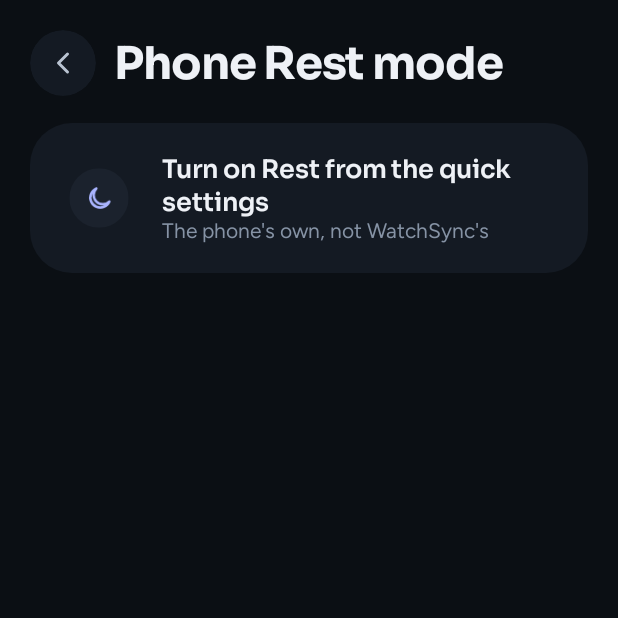
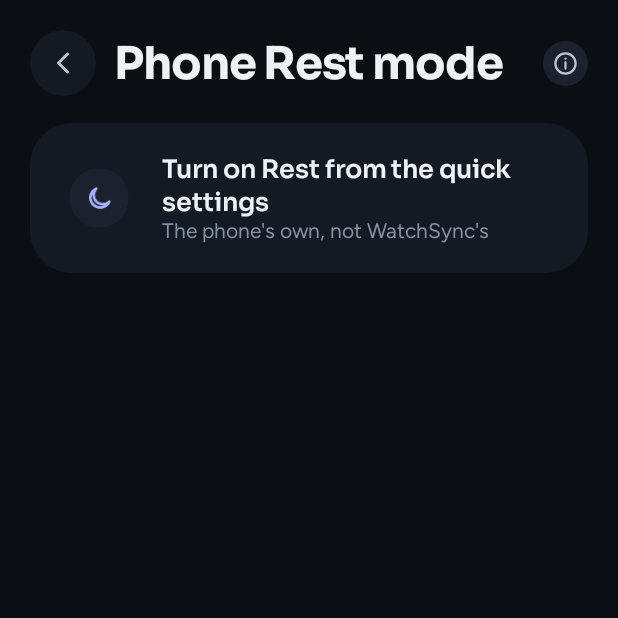
Before and after one commit to SanniniciStyle/WatchSync, an Android app built with Jetpack Compose: the composable LearnRiposoScreen shown on its own in the app's theme, on a phone screen of 412 x 824 dp, the top half of it. Run offline under Robolectric (Android 15) with nearby library versions, the phone set to English and light mode, and no system bars.

Commit message:
In-app help: info toggles on setup steps, modes and alarms; re-learn Riposo from Settings
Co-Authored-By: Claude Opus 5.5 <noreply@anthropic.com>

```diff
--- /dev/null
+++ b/mobile/src/main/kotlin/it/sanninicistyle/watchsync/ui/Info.kt
@@ -0,0 +1,91 @@
+package it.sanninicistyle.watchsync.ui
+
+import androidx.compose.animation.AnimatedVisibility
+import androidx.compose.animation.animateColorAsState
+import androidx.compose.animation.core.Spring
+import androidx.compose.animation.core.spring
+import androidx.compose.animation.core.tween
+import androidx.compose.animation.expandVertically
+import androidx.compose.animation.fadeIn
+import androidx.compose.animation.fadeOut
+import androidx.compose.animation.shrinkVertically
+import androidx.compose.foundation.background
+import androidx.compose.foundation.clickable
+import androidx.compose.foundation.interaction.MutableInteractionSource
+import androidx.compose.foundation.layout.Arrangement
+import androidx.compose.foundation.layout.Box
+import androidx.compose.foundation.layout.Column
+import androidx.compose.foundation.layout.Row
+import androidx.compose.foundation.layout.fillMaxWidth
+import androidx.compose.foundation.layout.padding
+import androidx.compose.foundation.layout.size
+import androidx.compose.foundation.shape.CircleShape
+import androidx.compose.foundation.shape.RoundedCornerShape
+import androidx.compose.material3.Icon
+import androidx.compose.material3.MaterialTheme
+import androidx.compose.material3.Text
+import androidx.compose.material3.ripple
+import androidx.compose.runtime.Composable
+import androidx.compose.runtime.getValue
+import androidx.compose.runtime.remember
+import androidx.compose.ui.Alignment
+import androidx.compose.ui.Modifier
+import androidx.compose.ui.draw.clip
+import androidx.compose.ui.res.stringResource
+import androidx.compose.ui.semantics.Role
+import androidx.compose.ui.semantics.contentDescription
+import androidx.compose.ui.semantics.semantics
+import androidx.compose.ui.semantics.stateDescription
+import androidx.compose.ui.unit.dp
+import it.sanninicistyle.watchsync.R
+import it.sanninicistyle.watchsync.ui.theme.Ws
+
+/** The small "i" that opens the help of a step or a section. */
+@Composable
+fun InfoButton(expanded: Boolean, onToggle: () -> Unit) {
+    val bg by animateColorAsState(if (expanded) Ws.Moon else Ws.SurfaceHigh, spring(stiffness = Spring.StiffnessMediumLow), label = "infoBg")
+    val fg by animateColorAsState(if (expanded) Ws.OnMoon else Ws.TextMuted, spring(stiffness = Spring.StiffnessMediumLow), label = "infoFg")
+    val label = stringResource(R.string.info)
+    val state = stringResource(if (expanded) R.string.info_open else R.string.info_closed)
+    Box(
+        Modifier
+            .size(30.dp)
+            .clip(CircleShape)
+            .background(bg)
+            .clickable(remember { MutableInteractionSource() }, ripple(bounded = false), role = Role.Button, onClick = onToggle)
+            .semantics { contentDescription = label; stateDescription = state },
+        contentAlignment = Alignment.Center,
+    ) {
+        Icon(WsIcons.Info, contentDescription = null, tint = fg, modifier = Modifier.size(18.dp))
+    }
+}
+
+/**
+ * The help itself: a first line, then one tip per line. Lines starting with "• " become bullets.
+ */
+@Composable
+fun InfoPanel(visible: Boolean, text: Int, modifier: Modifier = Modifier) {
+    AnimatedVisibility(
+        visible = visible,
+        enter = expandVertically(spring(stiffness = Spring.StiffnessMediumLow)) + fadeIn(tween(220)),
+        exit = shrinkVertically(spring(stiffness = Spring.StiffnessMedium)) + fadeOut(tween(140)),
+        modifier = modifier,
+    ) {
+        Column(
+            Modifier.fillMaxWidth().padding(top = 10.dp).clip(RoundedCornerShape(20.dp)).background(Ws.SurfaceHigh)
+                .padding(horizontal = 16.dp, vertical = 14.dp),
+            verticalArrangement = Arrangement.spacedBy(8.dp),
+        ) {
+            stringResource(text).split('\n').filter(String::isNotBlank).forEach { line ->
+                if (line.startsWith("• ")) {
+                    Row(horizontalArrangement = Arrangement.spacedBy(10.dp)) {
+                        Box(Modifier.padding(top = 8.dp).size(5.dp).clip(CircleShape).background(Ws.Moon))
+                        Text(line.removePrefix("• "), style = MaterialTheme.typography.bodyMedium, color = Ws.TextMuted)
+                    }
+                } else {
+                    Text(line, style = MaterialTheme.typography.bodyMedium, color = Ws.Text)
+                }
+            }
+        }
+    }
+}
--- a/mobile/src/main/kotlin/it/sanninicistyle/watchsync/ui/LearnRiposoScreen.kt
+++ b/mobile/src/main/kotlin/it/sanninicistyle/watchsync/ui/LearnRiposoScreen.kt
@@ -50,7 +50,7 @@ fun LearnRiposoScreen(onBack: () -> Unit) {
             if (!own.isActive && system.learnCurrent()) learnt = true else delay(700)
         }
     }
-    ScreenScaffold(title = stringResource(R.string.learn_riposo_title), onBack = onBack) {
+    ScreenScaffold(title = stringResource(R.string.learn_riposo_title), onBack = onBack, info = R.string.info_riposo) {
         Column(verticalArrangement = Arrangement.spacedBy(18.dp)) {
             Row(
                 Modifier.fillMaxWidth().clip(RoundedCornerShape(28.dp)).background(Ws.Surface).padding(20.dp),
--- a/mobile/src/main/kotlin/it/sanninicistyle/watchsync/ui/PairScreen.kt
+++ b/mobile/src/main/kotlin/it/sanninicistyle/watchsync/ui/PairScreen.kt
@@ -133,7 +133,7 @@ fun PairScreen(onBack: () -> Unit, onWatchReady: () -> Unit, vm: PairViewModel =
         else permissionLauncher.launch(localNetwork)
     }
 
-    ScreenScaffold(title = stringResource(R.string.pair_title), onBack = onBack) {
+    ScreenScaffold(title = stringResource(R.string.pair_title), onBack = onBack, info = R.string.info_watch_setup) {
         AnimatedContent(
             targetState = state is PairState.Input,
             transitionSpec = { (fadeIn(tween(260)) + scaleIn(initialScale = 0.96f)) togetherWith fadeOut(tween(160)) },
--- a/mobile/src/main/kotlin/it/sanninicistyle/watchsync/ui/SetupScreens.kt
+++ b/mobile/src/main/kotlin/it/sanninicistyle/watchsync/ui/SetupScreens.kt
@@ -32,6 +32,7 @@ import androidx.compose.runtime.Composable
 import androidx.compose.runtime.getValue
 import androidx.compose.runtime.mutableStateOf
 import androidx.compose.runtime.remember
+import androidx.compose.runtime.saveable.rememberSaveable
 import androidx.compose.runtime.setValue
 import androidx.compose.ui.Alignment
 import androidx.compose.ui.Modifier
@@ -51,6 +52,8 @@ data class SetupItem(
     val done: Boolean,
     /** Label of the button: "Allow" for a permission, "Start" for a guided step. */
     val action: Int = R.string.grant,
+    /** Help shown under the "i": what the step is for and how to fix it when it fails. */
+    val info: Int? = null,
     val onGrant: () -> Unit,
 )
 
@@ -72,8 +75,9 @@ private fun SetupRow(number: Int, item: SetupItem) {
         if (item.done) 1f else 0.92f,
         spring(dampingRatio = Spring.DampingRatioHighBouncy, stiffness = Spring.StiffnessMediumLow), label = "pop",
     )
+    var showInfo by rememberSaveable(item.title) { mutableStateOf(false) }
+    Column(Modifier.fillMaxWidth().padding(horizontal = 18.dp, vertical = 12.dp)) {
     Row(
-        Modifier.fillMaxWidth().padding(horizontal = 18.dp, vertical = 12.dp),
         verticalAlignment = Alignment.CenterVertically,
         horizontalArrangement = Arrangement.spacedBy(14.dp),
     ) {
@@ -95,6 +99,9 @@ private fun SetupRow(number: Int, item: SetupItem) {
                 )
             }
         }
+        item.info?.let { InfoButton(expanded = showInfo, onToggle = { showInfo = !showInfo }) }
+    }
+    item.info?.let { InfoPanel(visible = showInfo, text = it, modifier = Modifier.padding(start = 44.dp)) }
     }
 }
 
@@ -111,7 +118,7 @@ fun setAppLanguage(context: Context, tag: String) {
 }
 
 @Composable
-fun SettingsScreen(setupItems: List<SetupItem>, version: String, onBack: () -> Unit) {
+fun SettingsScreen(setupItems: List<SetupItem>, version: String, onRelearnRiposo: () -> Unit, onBack: () -> Unit) {
     val context = LocalContext.current
     var selected by remember { mutableStateOf(currentAppLanguage(context)) }
     ScreenScaffold(title = stringResource(R.string.settings), onBack = onBack) {
@@ -129,6 +136,20 @@ fun SettingsScreen(setupItems: List<SetupItem>, version: String, onBack: () -> U
         SectionTitle(stringResource(R.string.permissions))
         Column(Modifier.fillMaxWidth().clip(RoundedCornerShape(28.dp)).background(Ws.Surface).padding(vertical = 6.dp)) {
             setupItems.forEachIndexed { index, item -> SetupRow(index + 1, item) }
+        }
+        // The phone's Riposo is recognised by its rules: after changing them, learn it again
+        PressableSurface(onClick = onRelearnRiposo, color = Ws.Surface, shape = RoundedCornerShape(28.dp), modifier = Modifier.fillMaxWidth()) {
+            Row(
+                Modifier.fillMaxWidth().padding(horizontal = 18.dp, vertical = 16.dp),
+                verticalAlignment = Alignment.CenterVertically,
+                horizontalArrangement = Arrangement.spacedBy(14.dp),
+            ) {
+                Icon(WsIcons.Moon, null, tint = Ws.Moon, modifier = Modifier.size(22.dp))
+                Column(Modifier.weight(1f)) {
+                    Text(stringResource(R.string.relearn_riposo), style = MaterialTheme.typography.labelLarge)
+                    Text(stringResource(R.string.relearn_riposo_desc), style = MaterialTheme.typography.bodyMedium, color = Ws.TextFaint)
+                }
+            }
         }
         SectionTitle(stringResource(R.string.about))
         Text(
@@ -162,7 +183,8 @@ private fun LanguageRow(label: String, selected: Boolean, onClick: () -> Unit) {
 }
 
 @Composable
-fun ScreenScaffold(title: String, onBack: () -> Unit, content: @Composable () -> Unit) {
+fun ScreenScaffold(title: String, onBack: () -> Unit, info: Int? = null, content: @Composable () -> Unit) {
+    var showInfo by rememberSaveable(title) { mutableStateOf(false) }
     Column(
         Modifier
             .fillMaxSize()
@@ -181,8 +203,10 @@ fun ScreenScaffold(title: String, onBack: () -> Unit, content: @Composable () ->
                 colors = IconButtonDefaults.iconButtonColors(containerColor = Ws.Surface, contentColor = Ws.TextMuted),
                 modifier = Modifier.size(44.dp),
             ) { Icon(WsIcons.Back, contentDescription = stringResource(R.string.back)) }
-            Text(title, style = MaterialTheme.typography.headlineMedium)
+            Text(title, style = MaterialTheme.typography.headlineMedium, modifier = Modifier.weight(1f))
+            info?.let { InfoButton(expanded = showInfo, onToggle = { showInfo = !showInfo }) }
         }
+        info?.let { InfoPanel(visible = showInfo, text = it) }
         content()
     }
 }
--- a/mobile/src/main/kotlin/it/sanninicistyle/watchsync/ui/WsIcons.kt
+++ b/mobile/src/main/kotlin/it/sanninicistyle/watchsync/ui/WsIcons.kt
@@ -24,6 +24,7 @@ object WsIcons {
             }
         }.build()
 
+    val Info = icon("Info", 2f, "M21 12a9 9 0 1 1-18 0a9 9 0 1 1 18 0z", "M12 11v5.5", "M12 7.6v.1")
     val Dnd = icon("Dnd", 2f, "M21 12a9 9 0 1 1-18 0a9 9 0 1 1 18 0z", "M7.5 12h9")
     val Moon = icon("Moon", 2f, "M20 14.5A8 8 0 1 1 9.5 4a6.5 6.5 0 0 0 10.5 10.5z")
     val Watch = icon("Watch", 1.8f, "M18 12a6 6 0 1 1-12 0a6 6 0 1 1 12 0z", "M9 6.8l1-3.3h4l1 3.3M9 17.2l1 3.3h4l1-3.3", "M12 12V9.5")
--- a/mobile/src/main/res/values/strings.xml
+++ b/mobile/src/main/res/values/strings.xml
@@ -87,4 +87,15 @@
     <string name="learn_riposo_done">Rest recognised</string>
     <string name="learn_riposo_done_hint">You can turn it off now</string>
     <string name="start">Start</string>
+    <string name="info">Info</string>
+    <string name="info_open">Open</string>
+    <string name="info_closed">Closed</string>
+    <string name="relearn_riposo">Recognise Rest again</string>
+    <string name="relearn_riposo_desc">Needed after changing the rules of the phone\'s Rest mode</string>
+    <string name="info_listener">Needed to see which mode is on and when an alarm rings on the phone.\n• WatchSync doesn\'t read or send the content of your notifications</string>
+    <string name="info_watch_setup">On Wear OS some permissions can only be granted through debugging. The phone grants them to the watch once, over Wi-Fi, then turns debugging off by itself.\n• Watch and phone must be on the same Wi-Fi network\n• Keep the watch screen on until the setup ends\n• Code refused or expired? Open \"Pair new device\" again on the watch and use the new code\n• At the end Android asks you to confirm that WatchSync manages the watch. The list of permissions shown is the standard one: WatchSync doesn\'t access calls, SMS or contacts\n• If the watch is reset or the app reinstalled, WatchSync tells you with a notification</string>
+    <string name="info_riposo">Android doesn\'t tell apps which mode is on: WatchSync recognises the phone\'s Rest mode by its rules (who can call, whether messages get through, what is hidden).\n• Rest must have rules different from Do not disturb, otherwise the two can\'t be told apart and it reaches the watch as Do not disturb\n• If you change the rules of Rest, recognise it again from Settings\n• When Rest starts on the watch, WatchSync turns on a Rest mode with the same rules on the phone, removed as soon as it ends</string>
+    <string name="info_fullscreen">Lets the watch\'s alarm show full screen even when the phone is locked.\n• Without it, it only arrives as a notification</string>
+    <string name="info_modes">Do not disturb and Rest are kept 1:1 between phone and watch, both ways.\n• They can\'t be on together: turning one on turns the other off\n• The phone\'s other modes (Work, Personal…) reach the watch as Do not disturb\n• The phone\'s Rest mode is recognised once \"Phone Rest mode\" is done in the setup</string>
+    <string name="info_alarms">When an alarm rings on the phone it rings on the watch too, and the other way round. Stop or snooze it on either one and it stops on both.\n• Phone: works with the phone\'s alarm app\n• Watch: works with Google\'s Clock app\n• Alarms aren\'t copied: each device keeps its own</string>
 </resources>
```
Also changed, not shown: mobile/src/main/kotlin/it/sanninicistyle/watchsync/MainActivity.kt (+5 -4 lines), mobile/src/main/kotlin/it/sanninicistyle/watchsync/ui/HomeScreen.kt (+17 -4 lines), 1 other file.
